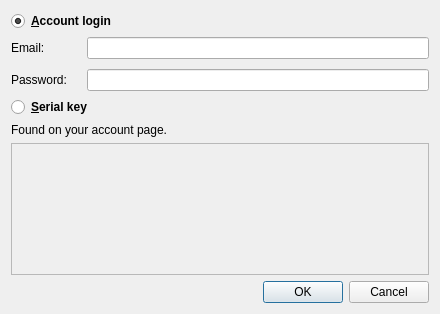
Old version of the form src/gui/res/ActivationDialog.ui in the repository deskflow/deskflow.
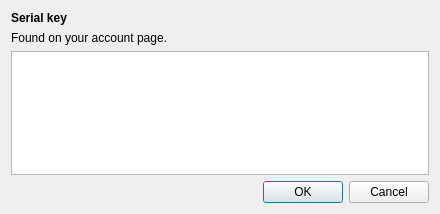
New version of the form.

Commit message: #5657 Removed password log in in activation window

Diff of the .ui file:
```diff
--- a/src/gui/res/ActivationDialog.ui
+++ b/src/gui/res/ActivationDialog.ui
@@ -7,7 +7,7 @@
     <x>0</x>
     <y>0</y>
     <width>440</width>
-    <height>314</height>
+    <height>214</height>
    </rect>
   </property>
   <property name="windowTitle">
@@ -15,7 +15,7 @@
   </property>
   <layout class="QVBoxLayout" name="verticalLayout">
    <item>
-    <widget class="QRadioButton" name="m_pRadioButtonActivate">
+    <widget class="QLabel" name="label">
      <property name="font">
       <font>
        <weight>75</weight>
@@ -23,76 +23,7 @@
       </font>
      </property>
      <property name="text">
-      <string>&amp;Account login</string>
-     </property>
-     <property name="checked">
-      <bool>true</bool>
-     </property>
-    </widget>
-   </item>
-   <item>
-    <layout class="QFormLayout" name="formLayout_2">
-     <property name="fieldGrowthPolicy">
-      <enum>QFormLayout::AllNonFixedFieldsGrow</enum>
-     </property>
-     <property name="horizontalSpacing">
-      <number>20</number>
-     </property>
-     <property name="verticalSpacing">
-      <number>10</number>
-     </property>
-     <item row="0" column="0">
-      <widget class="QLabel" name="m_pLabelEmail">
-       <property name="text">
-        <string>Email:</string>
-       </property>
-      </widget>
-     </item>
-     <item row="0" column="1">
-      <widget class="QLineEdit" name="m_pLineEditEmail">
-       <property name="sizePolicy">
-        <sizepolicy hsizetype="Expanding" vsizetype="Fixed">
-         <horstretch>0</horstretch>
-         <verstretch>0</verstretch>
-        </sizepolicy>
-       </property>
-       <property name="echoMode">
-        <enum>QLineEdit::Normal</enum>
-       </property>
-      </widget>
-     </item>
-     <item row="1" column="0">
-      <widget class="QLabel" name="label_3">
-       <property name="text">
-        <string>Password:</string>
-       </property>
-      </widget>
-     </item>
-     <item row="1" column="1">
-      <widget class="QLineEdit" name="m_pLineEditPassword">
-       <property name="sizePolicy">
-        <sizepolicy hsizetype="Expanding" vsizetype="Fixed">
-         <horstretch>0</horstretch>
-         <verstretch>0</verstretch>
-        </sizepolicy>
-       </property>
-       <property name="echoMode">
-        <enum>QLineEdit::Password</enum>
-       </property>
-      </widget>
-     </item>
-    </layout>
-   </item>
-   <item>
-    <widget class="QRadioButton" name="m_pRadioButtonSubscription">
-     <property name="font">
-      <font>
-       <weight>75</weight>
-       <bold>true</bold>
-      </font>
-     </property>
-     <property name="text">
-      <string>&amp;Serial key</string>
+      <string>Serial key</string>
      </property>
     </widget>
    </item>
@@ -109,20 +40,33 @@
    <item>
     <widget class="QTextEdit" name="m_pTextEditSerialKey">
      <property name="enabled">
-      <bool>false</bool>
+      <bool>true</bool>
      </property>
      <property name="html">
       <string>&lt;!DOCTYPE HTML PUBLIC &quot;-//W3C//DTD HTML 4.0//EN&quot; &quot;http://www.w3.org/TR/REC-html40/strict.dtd&quot;&gt;
 &lt;html&gt;&lt;head&gt;&lt;meta name=&quot;qrichtext&quot; content=&quot;1&quot; /&gt;&lt;style type=&quot;text/css&quot;&gt;
 p, li { white-space: pre-wrap; }
-&lt;/style&gt;&lt;/head&gt;&lt;body style=&quot; font-family:'Sans'; font-size:10pt; font-weight:400; font-style:normal;&quot;&gt;
-&lt;p style=&quot;-qt-paragraph-type:empty; margin-top:0px; margin-bottom:0px; margin-left:0px; margin-right:0px; -qt-block-indent:0; text-indent:0px;&quot;&gt;&lt;br /&gt;&lt;/p&gt;&lt;/body&gt;&lt;/html&gt;</string>
+&lt;/style&gt;&lt;/head&gt;&lt;body style=&quot; font-family:'.SF NS Text'; font-size:13pt; font-weight:400; font-style:normal;&quot;&gt;
+&lt;p style=&quot;-qt-paragraph-type:empty; margin-top:0px; margin-bottom:0px; margin-left:0px; margin-right:0px; -qt-block-indent:0; text-indent:0px; font-family:'Sans'; font-size:10pt;&quot;&gt;&lt;br /&gt;&lt;/p&gt;&lt;/body&gt;&lt;/html&gt;</string>
      </property>
      <property name="acceptRichText">
       <bool>false</bool>
      </property>
     </widget>
    </item>
+   <item>
+    <spacer name="verticalSpacer">
+     <property name="orientation">
+      <enum>Qt::Vertical</enum>
+     </property>
+     <property name="sizeHint" stdset="0">
+      <size>
+       <width>20</width>
+       <height>40</height>
+      </size>
+     </property>
+    </spacer>
+   </item>
    <item>
     <widget class="QDialogButtonBox" name="buttonBox">
      <property name="orientation">
```
The commit also changes 2 other files.
